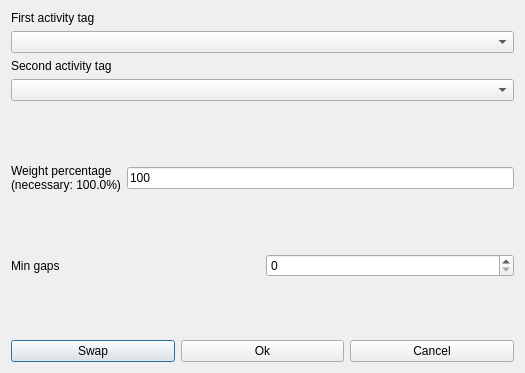
Above: fet/src/interface/modifyconstraintstudentsmingapsbetweenorderedpairofactivitytagsform_template.ui from vonmecheln/fet before the change. Below: the same form after it.
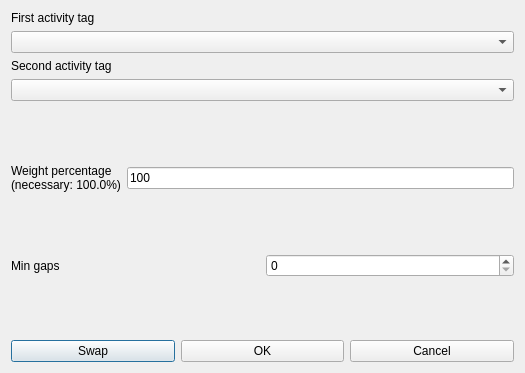
That is the form after the change.

Diff of the .ui file:
```diff
--- a/fet/src/interface/modifyconstraintstudentsmingapsbetweenorderedpairofactivitytagsform_template.ui
+++ b/fet/src/interface/modifyconstraintstudentsmingapsbetweenorderedpairofactivitytagsform_template.ui
@@ -181,7 +181,7 @@
      <item>
       <widget class="QPushButton" name="okPushButton">
        <property name="text">
-        <string>Ok</string>
+        <string>OK</string>
        </property>
       </widget>
      </item>
```
